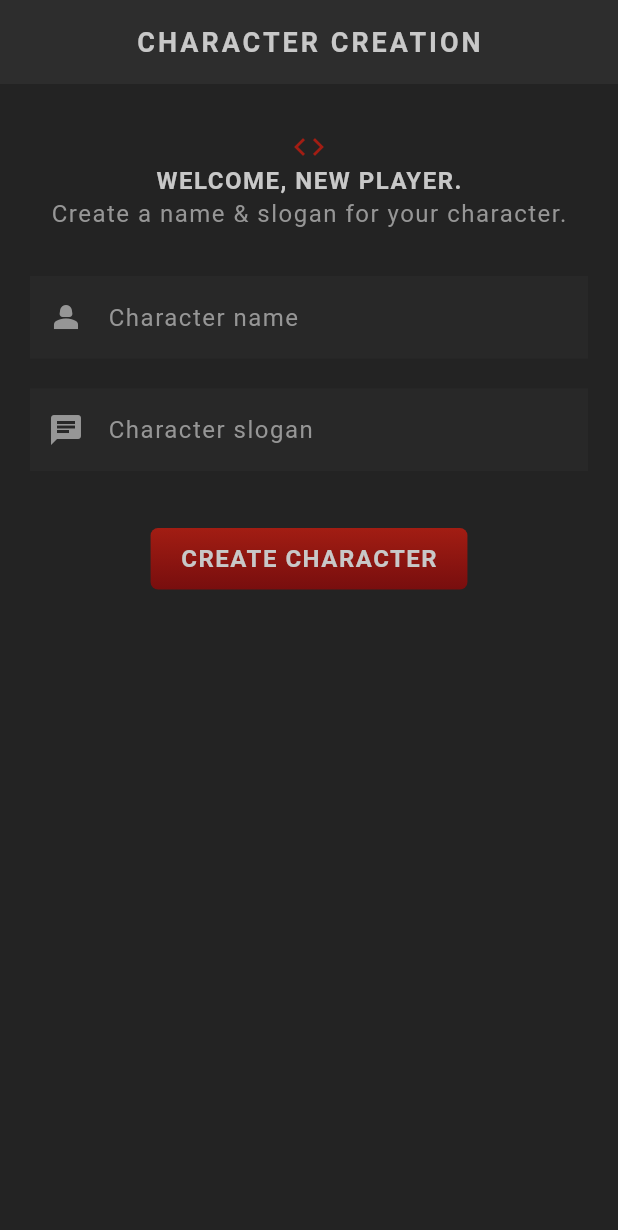
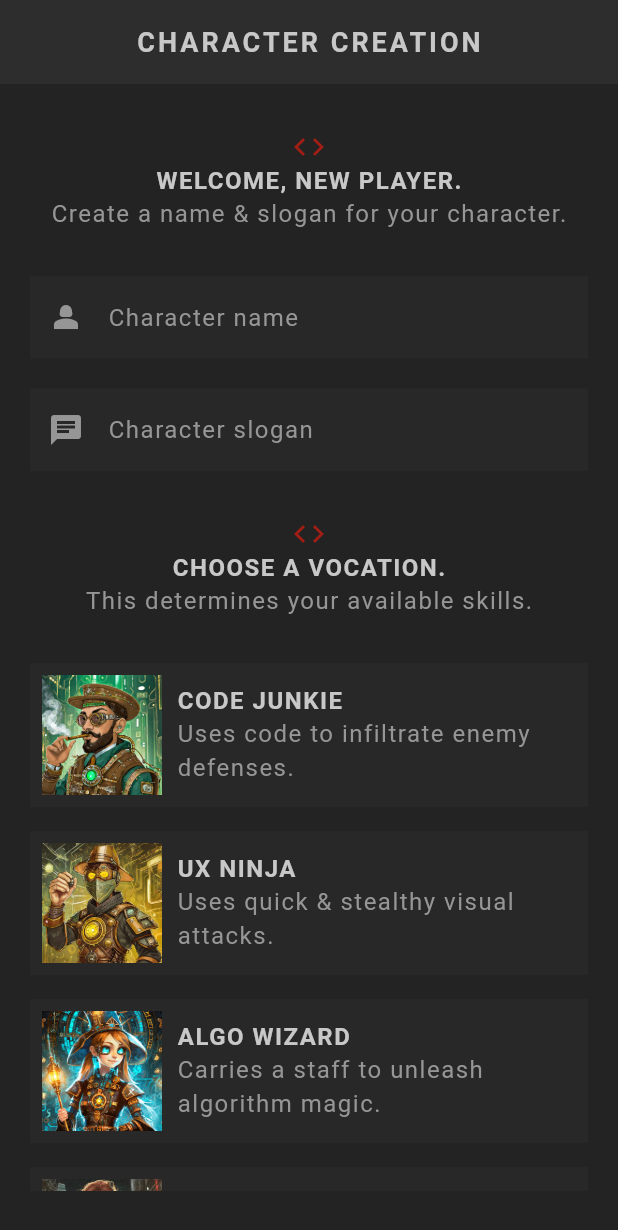
Before and after one commit to ahmadahsins/flutter-rpg, a Flutter app: the screen it shows after launch, on a phone screen of 412 x 824 dp. Shown: the top 1230 px of the screen. Run offline on Flutter 3.47's test engine with Material 3 defaults, Android fonts, the phone set to English and light mode, and no system bars; our stand-ins replace google_fonts; Roboto replaces fonts that are missing (Kanit).

Commit message:
feat: add vocation card

```diff
--- a/lib/screens/create/create.dart
+++ b/lib/screens/create/create.dart
@@ -1,4 +1,6 @@
 import 'package:flutter/material.dart';
+import 'package:flutter_rpg/models/vocation.dart';
+import 'package:flutter_rpg/screens/create/vocation_card.dart';
 import 'package:flutter_rpg/shared/styled_button.dart';
 import 'package:flutter_rpg/shared/styled_text.dart';
 import 'package:flutter_rpg/theme.dart';
@@ -43,6 +45,7 @@ class _CreateState extends State<Create> {
       appBar: AppBar(title: const StyledTitle('Character Creation')),
       body: Container(
         padding: const EdgeInsets.symmetric(vertical: 30, horizontal: 20),
+        child: SingleChildScrollView(
           child: Column(
             children: [
               // welcome message
@@ -79,6 +82,20 @@ class _CreateState extends State<Create> {
               ),
               const SizedBox(height: 30),
 
+              // select vocation title
+              Center(child: Icon(Icons.code, color: AppColors.primaryColor)),
+              const Center(child: StyledHeading('Choose a Vocation.')),
+              const Center(
+                child: StyledText('This determines your available skills.'),
+              ),
+              const SizedBox(height: 30),
+
+              // vocation cards
+              const VocationCard(vocation: Vocation.junkie),
+              const VocationCard(vocation: Vocation.ninja),
+              const VocationCard(vocation: Vocation.wizard),
+              const VocationCard(vocation: Vocation.raider),
+
               // submit button
               Center(
                 child: StyledButton(
@@ -89,6 +106,7 @@ class _CreateState extends State<Create> {
             ],
           ),
         ),
+      ),
     );
   }
 }
--- /dev/null
+++ b/lib/screens/create/vocation_card.dart
@@ -0,0 +1,43 @@
+import 'package:flutter/material.dart';
+import 'package:flutter_rpg/models/vocation.dart';
+import 'package:flutter_rpg/shared/styled_text.dart';
+
+class VocationCard extends StatelessWidget {
+  const VocationCard({super.key, required this.vocation});
+
+  final Vocation vocation;
+
+  @override
+  Widget build(BuildContext context) {
+    return GestureDetector(
+      onTap: () {
+        print(vocation.title);
+      },
+      child: Card(
+        child: Padding(
+          padding: const EdgeInsets.all(8),
+          child: Row(
+            children: [
+              Image.asset(
+                'assets/img/vocations/${vocation.image}',
+                width: 80,
+                colorBlendMode: BlendMode.color,
+              ),
+              const SizedBox(width: 10),
+
+              Expanded(
+                child: Column(
+                  crossAxisAlignment: CrossAxisAlignment.start,
+                  children: [
+                    StyledHeading(vocation.title),
+                    StyledText(vocation.description),
+                  ],
+                ),
+              ),
+            ],
+          ),
+        ),
+      ),
+    );
+  }
+}
```
Lines whose indentation alone changed are shown as unchanged.
